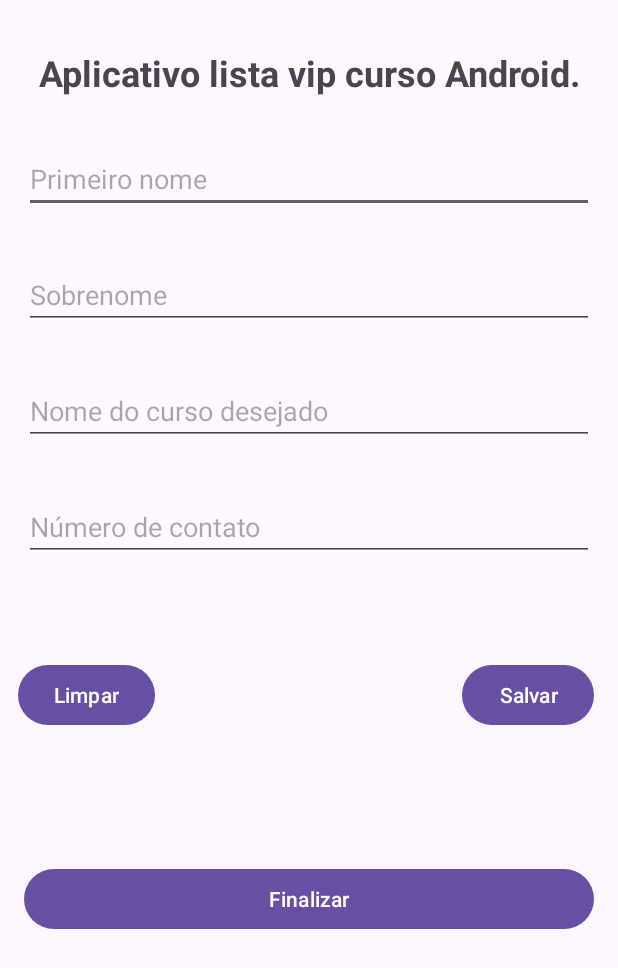
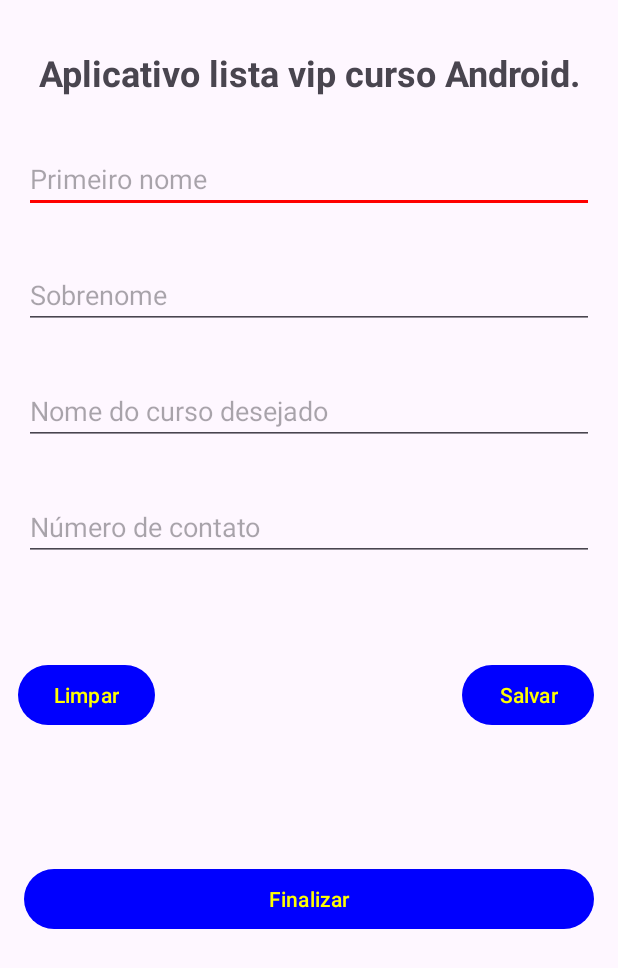
Before and after one commit to victorashino/AppList, an Android app: the screen it shows after launch (MainActivity), on a phone screen of 412 x 824 dp. Shown: the top 968 px of the screen. Run offline under Robolectric (Android 15) with nearby library versions, the phone set to English and light mode, and no system bars.

Commit message:
Customização dos arquivos themes e colors

```diff
--- a/app/src/main/AndroidManifest.xml
+++ b/app/src/main/AndroidManifest.xml
@@ -1,6 +1,8 @@
 <?xml version="1.0" encoding="utf-8"?>
 <manifest xmlns:android="http://schemas.android.com/apk/res/android"
     xmlns:tools="http://schemas.android.com/tools">
+
+    <uses-permission android:name="android.permission.INTERNET"/>
 
     <application
         android:allowBackup="true"
--- a/app/src/main/res/values-night/themes.xml
+++ b/app/src/main/res/values-night/themes.xml
@@ -1,7 +1,15 @@
-<resources xmlns:tools="http://schemas.android.com/tools">
+<resources>
     <!-- Base application theme. -->
     <style name="Base.Theme.AppList" parent="Theme.Material3.DayNight.NoActionBar">
-        <!-- Customize your dark theme here. -->
-        <!-- <item name="colorPrimary">@color/my_dark_primary</item> -->
+        <!-- Customize your light theme here. -->
+        <!-- Primary brand color -->
+        <item name="colorPrimary">@color/blue</item>
+        <item name="colorPrimaryVariant">@color/ciano</item>
+        <item name="colorOnPrimary">@color/yellow</item>
+        <!-- Second brand color -->
+        <item name="colorSecondary">@color/red</item>
+        <item name="colorSecondaryVariant">@color/green</item>
+        <item name="colorOnSecondary">@color/magenta</item>
+        <item name="android:statusBarColor">@android:color/transparent</item>
     </style>
 </resources>
--- a/app/src/main/res/values/colors.xml
+++ b/app/src/main/res/values/colors.xml
@@ -1,5 +1,11 @@
 <?xml version="1.0" encoding="utf-8"?>
 <resources>
     <color name="black">#FF000000</color>
+    <color name="red">#FF0000</color>
+    <color name="blue">#0000FF</color>
+    <color name="yellow">#FFFF00</color>
+    <color name="green">#00FF00</color>
+    <color name="magenta">#FF00FF</color>
+    <color name="ciano">#00FFFF</color>
     <color name="white">#FFFFFFFF</color>
 </resources>
--- a/app/src/main/res/values/themes.xml
+++ b/app/src/main/res/values/themes.xml
@@ -1,8 +1,16 @@
-<resources xmlns:tools="http://schemas.android.com/tools">
+<resources>
     <!-- Base application theme. -->
     <style name="Base.Theme.AppList" parent="Theme.Material3.DayNight.NoActionBar">
         <!-- Customize your light theme here. -->
-        <!-- <item name="colorPrimary">@color/my_light_primary</item> -->
+        <!-- Primary brand color -->
+        <item name="colorPrimary">@color/blue</item>
+        <item name="colorPrimaryVariant">@color/ciano</item>
+        <item name="colorOnPrimary">@color/yellow</item>
+        <!-- Second brand color -->
+        <item name="colorSecondary">@color/red</item>
+        <item name="colorSecondaryVariant">@color/green</item>
+        <item name="colorOnSecondary">@color/magenta</item>
+        <item name="android:statusBarColor">@android:color/transparent</item>
     </style>
 
     <style name="Theme.AppList" parent="Base.Theme.AppList" />
```
